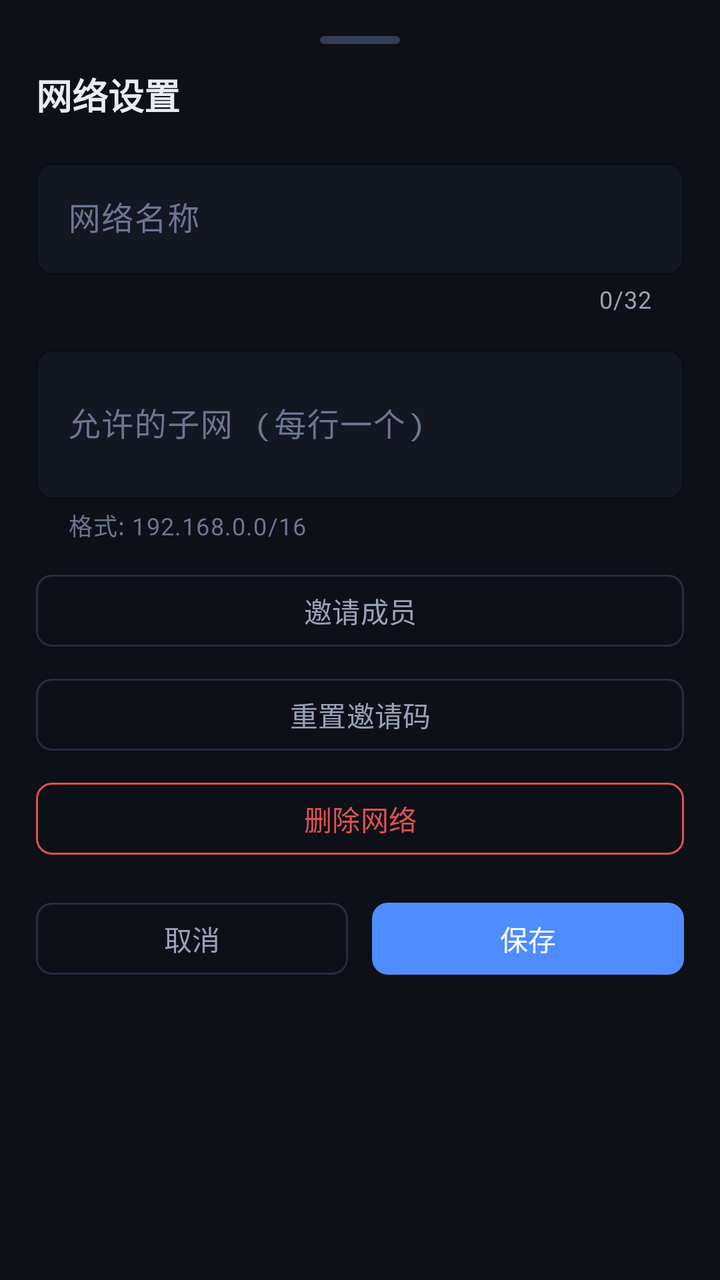
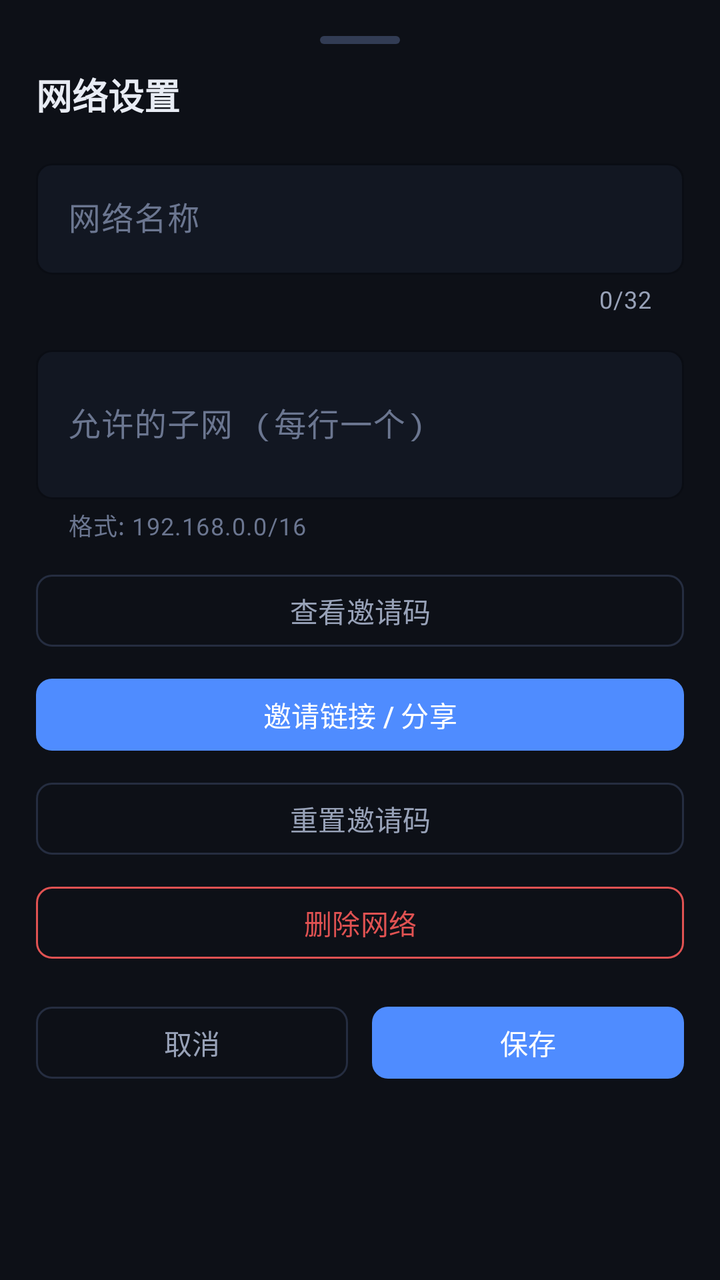

Before-and-after screenshots of an Android layout around one commit, followed by the original layout XML and the change that was made.
<!-- AndroidManifest.xml: application theme Theme.Snet -->
<!-- res/layout/sheet_network_settings.xml -->
<?xml version="1.0" encoding="utf-8"?>
<LinearLayout xmlns:android="http://schemas.android.com/apk/res/android"
    xmlns:app="http://schemas.android.com/apk/res-auto"
    android:layout_width="match_parent"
    android:layout_height="wrap_content"
    android:orientation="vertical"
    android:padding="@dimen/snet_content_padding">

    <View
        android:layout_width="@dimen/snet_sheet_drag_width"
        android:layout_height="@dimen/snet_sheet_drag_height"
        android:layout_gravity="center_horizontal"
        android:layout_marginBottom="12dp"
        android:background="@drawable/bg_sheet_drag"/>

    <TextView
        android:layout_width="wrap_content"
        android:layout_height="wrap_content"
        android:text="网络设置"
        android:textColor="@color/snet_text"
        android:textSize="18sp"
        android:textStyle="bold"
        android:layout_marginBottom="16dp"/>

    <com.google.android.material.textfield.TextInputLayout
        style="@style/SnetInput"
        android:layout_width="match_parent"
        android:layout_height="wrap_content"
        android:hint="网络名称"
        app:counterEnabled="true"
        app:counterMaxLength="32">

        <com.google.android.material.textfield.TextInputEditText
            android:id="@+id/settingsNameInput"
            android:layout_width="match_parent"
            android:layout_height="wrap_content"
            android:inputType="textNoSuggestions"
            android:textColor="@color/snet_text"
            android:textColorHint="@color/snet_text_faint"/>

    </com.google.android.material.textfield.TextInputLayout>

    <com.google.android.material.textfield.TextInputLayout
        style="@style/SnetInput"
        android:layout_width="match_parent"
        android:layout_height="wrap_content"
        android:hint="允许的子网 (每行一个)"
        app:helperText="格式: 192.168.0.0/16"
        app:helperTextTextColor="@color/snet_text_faint"
        android:layout_marginTop="@dimen/snet_form_gap">

        <com.google.android.material.textfield.TextInputEditText
            android:id="@+id/settingsSubnetInput"
            android:layout_width="match_parent"
            android:layout_height="wrap_content"
            android:inputType="textMultiLine"
            android:minLines="2"
            android:fontFamily="monospace"
            android:textColor="@color/snet_text"
            android:textColorHint="@color/snet_text_faint"/>

    </com.google.android.material.textfield.TextInputLayout>

    <TextView
        android:id="@+id/errorText"
        android:layout_width="match_parent"
        android:layout_height="wrap_content"
        android:textColor="@color/snet_err"
        android:textSize="13sp"
        android:visibility="gone"
        android:layout_marginTop="@dimen/snet_form_gap"/>

    <ProgressBar
        android:id="@+id/progressBar"
        style="@android:style/Widget.ProgressBar.Horizontal"
        android:layout_width="match_parent"
        android:layout_height="wrap_content"
        android:indeterminate="true"
        android:visibility="gone"
        android:layout_marginTop="@dimen/snet_form_gap"/>

    
    <com.google.android.material.button.MaterialButton
        android:id="@+id/inviteBtn"
        style="@style/SnetButtonGhost"
        android:layout_width="match_parent"
        android:layout_height="@dimen/snet_button_height"
        android:text="邀请成员"
        android:layout_marginTop="12dp"/>

    <com.google.android.material.button.MaterialButton
        android:id="@+id/resetCodeBtn"
        style="@style/SnetButtonGhost"
        android:layout_width="match_parent"
        android:layout_height="@dimen/snet_button_height"
        android:text="重置邀请码"
        android:layout_marginTop="8dp"/>

    <com.google.android.material.button.MaterialButton
        android:id="@+id/deleteBtn"
        style="@style/SnetButtonDanger"
        android:layout_width="match_parent"
        android:layout_height="@dimen/snet_button_height"
        android:text="删除网络"
        android:layout_marginTop="8dp"/>

    <LinearLayout
        android:layout_width="match_parent"
        android:layout_height="wrap_content"
        android:orientation="horizontal"
        android:layout_marginTop="16dp">

        <com.google.android.material.button.MaterialButton
            android:id="@+id/cancelBtn"
            style="@style/SnetButtonGhost"
            android:layout_width="0dp"
            android:layout_height="@dimen/snet_button_height"
            android:layout_weight="1"
            android:text="取消"
            android:layout_marginEnd="6dp"/>

        <com.google.android.material.button.MaterialButton
            android:id="@+id/settingsSaveBtn"
            style="@style/SnetButtonPrimary"
            android:layout_width="0dp"
            android:layout_height="@dimen/snet_button_height"
            android:layout_weight="1"
            android:text="保存"
            android:layout_marginStart="6dp"/>

    </LinearLayout>

</LinearLayout>
<!-- resources referenced by this layout -->
<resources>
  <color name="snet_err">#e05252</color>
  <color name="snet_text">#e8ecf4</color>
  <color name="snet_text_faint">#6b7690</color>
  <dimen name="snet_button_height">44dp</dimen>
  <dimen name="snet_content_padding">18dp</dimen>
  <dimen name="snet_form_gap">12dp</dimen>
  <dimen name="snet_sheet_drag_height">4dp</dimen>
  <dimen name="snet_sheet_drag_width">40dp</dimen>
  <!-- drawable bg_sheet_drag (drawable) -->
  <?xml version="1.0" encoding="utf-8"?>
  <shape xmlns:android="http://schemas.android.com/apk/res/android" android:shape="rectangle">
      <solid android:color="@color/snet_border2"/>
      <corners android:radius="2dp"/>
      <size android:width="40dp" android:height="4dp"/>
  </shape>
  <style name="SnetButtonDanger" parent="Widget.Material3.Button.OutlinedButton">
          <item name="strokeColor">@color/snet_err</item>
          <item name="android:textColor">@color/snet_err</item>
          <item name="cornerRadius">8dp</item>
          <item name="android:minHeight">44dp</item>
          <item name="android:textSize">14sp</item>
      </style>
  <style name="SnetButtonGhost" parent="Widget.Material3.Button.OutlinedButton">
          <item name="strokeColor">@color/snet_border</item>
          <item name="android:textColor">@color/snet_text_dim</item>
          <item name="cornerRadius">8dp</item>
          <item name="android:minHeight">44dp</item>
          <item name="android:textSize">14sp</item>
      </style>
  <style name="SnetButtonPrimary" parent="Widget.Material3.Button">
          <item name="backgroundTint">@color/snet_accent</item>
          <item name="android:textColor">@android:color/white</item>
          <item name="cornerRadius">8dp</item>
          <item name="android:minHeight">44dp</item>
          <item name="android:textSize">14sp</item>
      </style>
  <style name="SnetInput" parent="Widget.Material3.TextInputLayout.OutlinedBox">
          <item name="boxBackgroundColor">@color/snet_bg2</item>
          <item name="boxStrokeColor">@color/snet_border</item>
          <item name="boxCornerRadiusTopStart">8dp</item>
          <item name="boxCornerRadiusTopEnd">8dp</item>
          <item name="boxCornerRadiusBottomStart">8dp</item>
          <item name="boxCornerRadiusBottomEnd">8dp</item>
          <item name="hintTextColor">@color/snet_text_dim</item>
          <item name="android:textColorHint">@color/snet_text_faint</item>
      </style>
  <color name="snet_border2">#323c54</color>
  <color name="snet_border">#252d40</color>
  <color name="snet_text_dim">#98a2b8</color>
  <color name="snet_accent">#4f8cff</color>
  <color name="snet_bg2">#121722</color>
  <color name="md_theme_dark_primary">#4f8cff</color>
  <color name="md_theme_dark_onPrimary">#ffffff</color>
  <color name="md_theme_dark_primaryContainer">#234170</color>
  <color name="md_theme_dark_onPrimaryContainer">#e8ecf4</color>
  <color name="md_theme_dark_secondary">#98a2b8</color>
  <color name="md_theme_dark_onSecondary">#0d1017</color>
  <color name="md_theme_dark_secondaryContainer">#1b2334</color>
  <color name="md_theme_dark_onSecondaryContainer">#e8ecf4</color>
  <color name="md_theme_dark_surface">#161c29</color>
  <color name="md_theme_dark_onSurface">#e8ecf4</color>
  <color name="md_theme_dark_surfaceVariant">#1b2334</color>
  <color name="md_theme_dark_onSurfaceVariant">#98a2b8</color>
  <color name="md_theme_dark_background">#0d1017</color>
  <color name="md_theme_dark_onBackground">#e8ecf4</color>
  <color name="md_theme_dark_error">#e05252</color>
  <color name="md_theme_dark_onError">#ffffff</color>
  <color name="md_theme_dark_outline">#252d40</color>
  <color name="md_theme_dark_outlineVariant">#323c54</color>
  <color name="snet_bg">#0d1017</color>
  <!-- unchanged entries left out for length: 1 -->
</resources>

<!-- the commit's change to res/layout/sheet_network_settings.xml (unified diff, before → after) -->
@@ -85,8 +85,16 @@
         style="@style/SnetButtonGhost"
         android:layout_width="match_parent"
         android:layout_height="@dimen/snet_button_height"
-        android:text="邀请成员"
+        android:text="查看邀请码"
         android:layout_marginTop="12dp"/>
+
+    <com.google.android.material.button.MaterialButton
+        android:id="@+id/inviteLinkBtn"
+        style="@style/SnetButtonPrimary"
+        android:layout_width="match_parent"
+        android:layout_height="@dimen/snet_button_height"
+        android:text="邀请链接 / 分享"
+        android:layout_marginTop="8dp"/>
 
     <com.google.android.material.button.MaterialButton
         android:id="@+id/resetCodeBtn"
